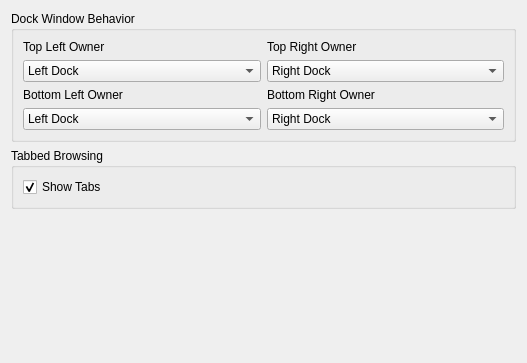
Old version of the form shell/settings/uiconfig.ui in the repository KDE/kdevelop.
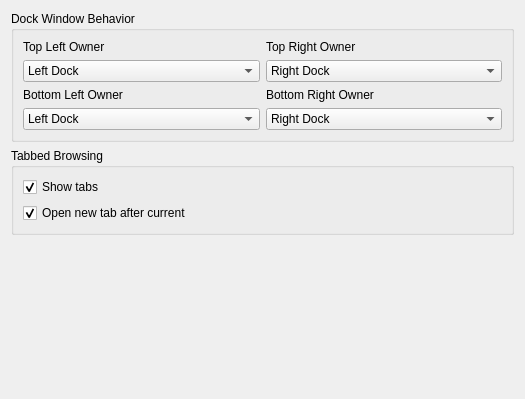
New version of the form.

Commit message: Implement the "open tab after current" feature. Add a configuration checkbox for that and make that default. Also unbreak the ordering of views inside the index after moving tabs and adding after current tab.

Diff of the .ui file:
```diff
--- a/shell/settings/uiconfig.ui
+++ b/shell/settings/uiconfig.ui
@@ -1,21 +1,21 @@
 <ui version="4.0" >
  <class>UiConfig</class>
- <widget class="QWidget" name="UiConfig" >
-  <property name="geometry" >
+ <widget class="QWidget" name="UiConfig">
+  <property name="geometry">
    <rect>
     <x>0</x>
     <y>0</y>
-    <width>527</width>
-    <height>363</height>
+    <width>515</width>
+    <height>399</height>
    </rect>
   </property>
   <property name="windowTitle" >
    <string>User Interface</string>
   </property>
-  <layout class="QVBoxLayout" name="verticalLayout" >
-   <item>
-    <widget class="QGroupBox" name="groupBox" >
-     <property name="title" >
+  <layout class="QGridLayout" name="gridLayout_2">
+   <item row="0" column="0">
+    <widget class="QGroupBox" name="groupBox">
+     <property name="title">
       <string>Dock Window Behavior</string>
      </property>
      <layout class="QGridLayout" >
@@ -118,28 +118,7 @@
      </layout>
     </widget>
    </item>
-   <item>
-    <widget class="QGroupBox" name="groupBox_2" >
-     <property name="title" >
-      <string>Tabbed Browsing</string>
-     </property>
-     <layout class="QGridLayout" name="gridLayout" >
-      <item row="0" column="0" >
-       <widget class="QCheckBox" name="kcfg_TabBarVisibility" >
-        <property name="text" >
-         <string>Show Tabs</string>
-        </property>
-        <property name="checked" >
-         <bool>true</bool>
-        </property>
-       </widget>
-      </item>
-     </layout>
-     <zorder>kcfg_TabBarVisibility</zorder>
-     <zorder></zorder>
-    </widget>
-   </item>
-   <item>
+   <item row="3" column="0">
     <spacer>
      <property name="orientation" >
       <enum>Qt::Vertical</enum>
@@ -152,6 +131,35 @@
      </property>
     </spacer>
    </item>
+   <item row="2" column="0">
+    <widget class="QGroupBox" name="groupBox_2">
+     <property name="title">
+      <string>Tabbed Browsing</string>
+     </property>
+     <layout class="QGridLayout" name="gridLayout">
+      <item row="0" column="0">
+       <widget class="QCheckBox" name="kcfg_TabBarVisibility">
+        <property name="text">
+         <string>Show tabs</string>
+        </property>
+        <property name="checked">
+         <bool>true</bool>
+        </property>
+       </widget>
+      </item>
+      <item row="1" column="0">
+       <widget class="QCheckBox" name="kcfg_TabBarOpenAfterCurrent">
+        <property name="text">
+         <string>Open new tab after current</string>
+        </property>
+        <property name="checked">
+         <bool>true</bool>
+        </property>
+       </widget>
+      </item>
+     </layout>
+    </widget>
+   </item>
   </layout>
  </widget>
   <resources/>
```
Left out of the diff: 77 changed lines with no effect on the pictures. The commit also changes 8 other files.
